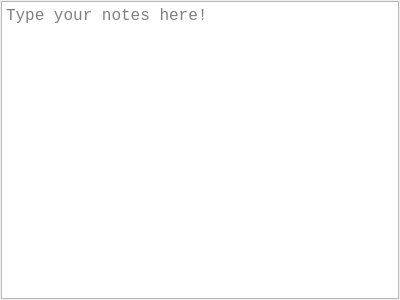
Before: the Qt Designer form src/noteswindow.ui in objarni/notes2, drawn with Qt 5.
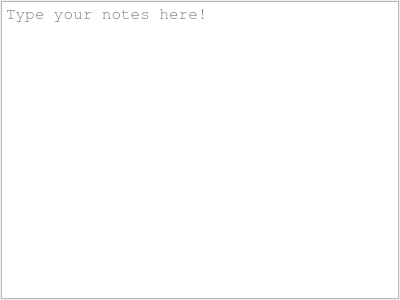
After: the same form once the commit is applied. Icons and pictures are not drawn.

Commit message: change to monospace font

```diff
--- a/src/noteswindow.ui
+++ b/src/noteswindow.ui
@@ -62,7 +62,7 @@
       </property>
       <property name="font">
        <font>
-        <family>Lucida Console</family>
+        <family>FreeMono</family>
         <pointsize>12</pointsize>
         <weight>50</weight>
         <italic>false</italic>
```
